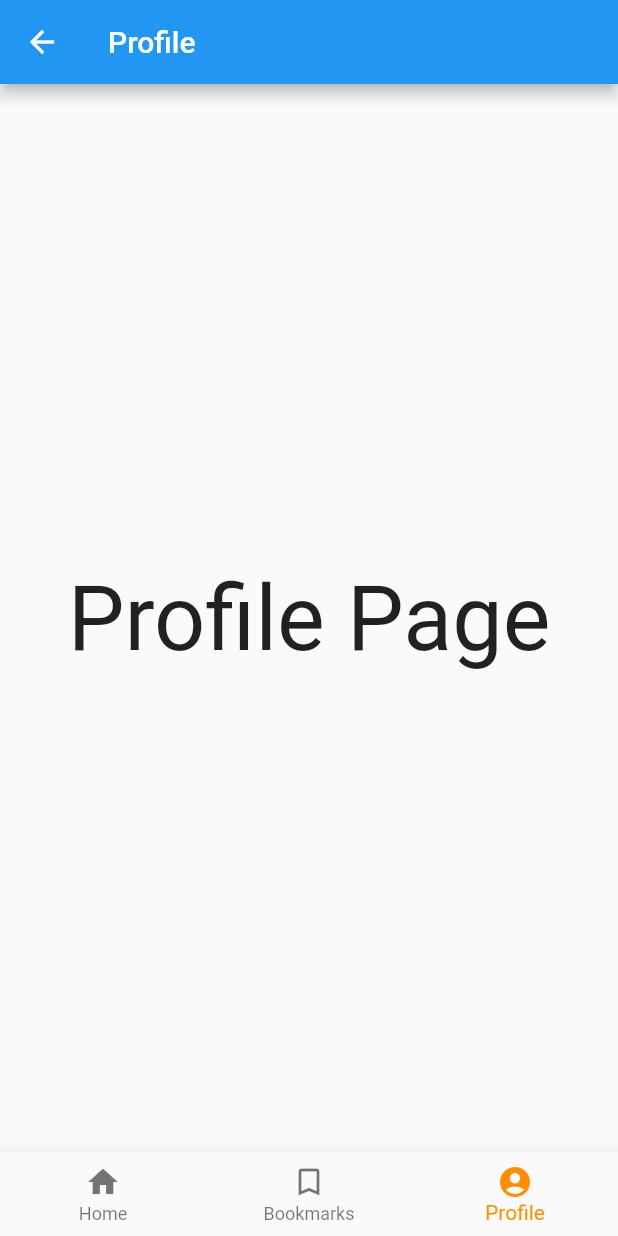
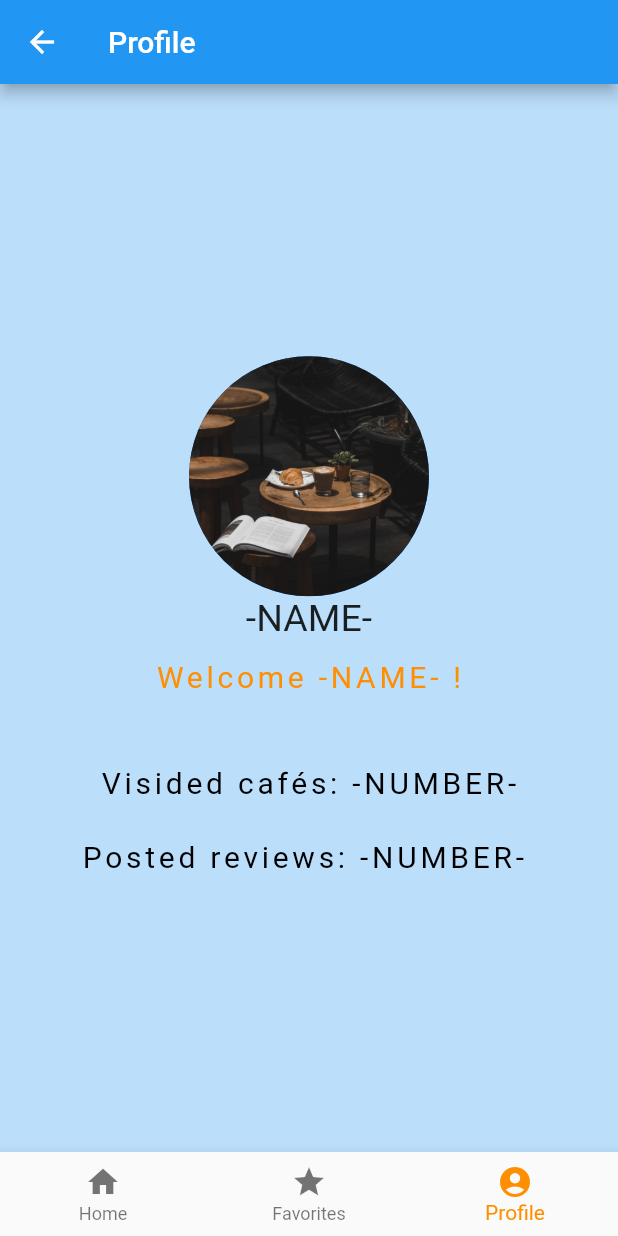
Before and after one commit to StanislavAlpatiev/FikaAndFocus, a Flutter app: the NavBar screen opened directly, item 3 of the bottom bar chosen, on a phone screen of 412 x 824 dp. Run offline on Flutter 3.47's test engine with Material 2 defaults, Android fonts, the phone set to English and light mode, and no system bars; our stand-ins replace geolocator, google_fonts, google_maps_flutter; accounts and stored records are empty; Roboto replaces fonts that are missing (SourceSansPro).

Commit message:
Worked with the design on menubar and profile

```diff
--- a/fika_and_fokus/lib/Bookmarks.dart
+++ b/fika_and_fokus/lib/Bookmarks.dart
@@ -1,3 +1,5 @@
+//Find icon
+
 import 'package:flutter/material.dart';
 import 'SignUp.dart';
 import 'Search.dart';
@@ -11,7 +13,6 @@ class BookmarksPage extends StatefulWidget {
 }
 
 class _BookmarksPageState extends State<BookmarksPage> {
-
   // @override
   // Widget build(BuildContext context) {
   //   return Scaffold(
@@ -187,8 +188,7 @@ class _BookmarksPageState extends State<BookmarksPage> {
                             ),
                           ),
                         ),
-                          onTap: () =>
-                              Navigator.push(
+                        onTap: () => Navigator.push(
                           context,
                           MaterialPageRoute(
                             builder: (context) => const PopularCafes(),
--- a/fika_and_fokus/lib/NavBar.dart
+++ b/fika_and_fokus/lib/NavBar.dart
@@ -26,23 +26,32 @@ class _NavBarState extends State<NavBar> {
       //   title: const Text('Fika & Focus'),
       // ),
       body: Center(child: IndexedStack(index: _selectedIndex, children: screens)
-        // screens[_selectedIndex],
-      ),
+          // screens[_selectedIndex],
+          ),
       // )
       bottomNavigationBar: BottomNavigationBar(
+        // backgroundColor: Colors.black,
         items: const <BottomNavigationBarItem>[
           BottomNavigationBarItem(
             icon: Icon(Icons.home),
             label: 'Home',
+            //backgroundColor: Colors.black,
           ),
           BottomNavigationBarItem(
-            icon: Icon(Icons.bookmark_outline_outlined),
-            label: 'Bookmarks',
+            icon: Icon(Icons.star),
+            label: 'Favorites',
+            // backgroundColor: Colors.black,
           ),
           BottomNavigationBarItem(
             icon: Icon(Icons.account_circle_rounded),
             label: 'Profile',
+            //  backgroundColor: Colors.black,
           ),
+          // BottomNavigationBarItem(
+          //   icon: Icon(Icons.local_cafe_outlined),
+          //   label: 'My Cafés',
+          //   backgroundColor: Colors.black,
+          //  ),
         ],
         currentIndex: _selectedIndex,
         selectedItemColor: Colors.amber[800],
--- a/fika_and_fokus/lib/Profile.dart
+++ b/fika_and_fokus/lib/Profile.dart
@@ -8,15 +8,69 @@ class ProfilePage extends StatefulWidget {
 }
 
 class _ProfilePageState extends State<ProfilePage> {
-
-
   @override
   Widget build(BuildContext context) {
     return Scaffold(
+      backgroundColor: Colors.blue[100], //BACKGROUND COLOR
       appBar: AppBar(
         title: const Text('Profile'),
       ),
-      body: const Center(child: Text('Profile Page', style: TextStyle(fontSize: 60))),
+      body: SafeArea(
+        child: Center(
+          child: Column(
+            mainAxisAlignment: MainAxisAlignment.center,
+            children: <Widget>[
+              CircleAvatar(
+                radius: 80,
+                backgroundImage: AssetImage('images/bg2.jpg'),
+              ),
+              Text(
+                //TODO get name of individual
+                '-NAME-',
+                style: TextStyle(
+                  fontFamily: 'SourceSansPro',
+                  fontSize: 25,
+                ),
+              ),
+              Text(
+                //TODO get name of individual
+                'Welcome -NAME- !',
+                style: TextStyle(
+                  fontSize: 20,
+                  fontFamily: 'SourceSansPro',
+                  color: Colors.amber[800],
+                  letterSpacing: 2.5,
+                  height: 2,
+                ),
+              ),
+              Text(
+                //TODO get name of individual
+                'Visided cafés: -NUMBER-',
+                style: TextStyle(
+                  fontSize: 20,
+                  fontFamily: 'SourceSansPro',
+                  color: Colors.black,
+                  letterSpacing: 2.5,
+                  height: 4,
+                ),
+              ),
+              Text(
+                //TODO get name of individual
+                'Posted reviews: -NUMBER- ',
+                style: TextStyle(
+                  fontSize: 20,
+                  fontFamily: 'SourceSansPro',
+                  color: Colors.black,
+                  letterSpacing: 2.5,
+                  height: 2,
+                ),
+              ),
+            ],
+          ),
+        ),
+      ),
     );
+
+    // body: const Center(child: Text('Name: ', style: TextStyle(fontSize: 20))),
   }
 }
```
Also changed, not shown: fika_and_fokus/lib/Search.dart (+3 -5 lines). Lines whose indentation alone changed are shown as unchanged.
